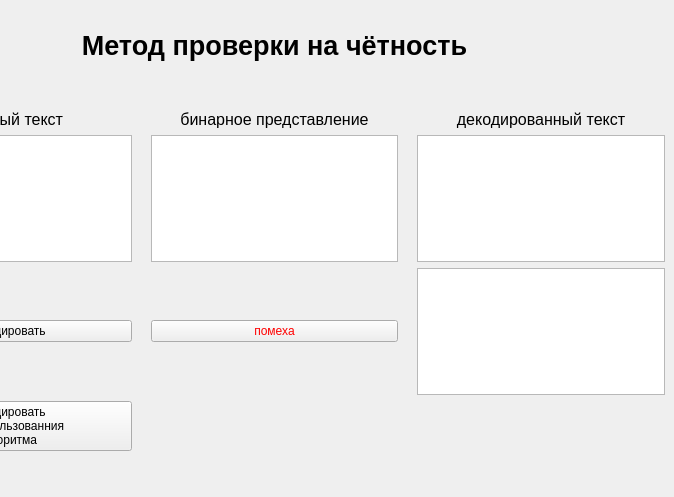
Before: the Qt Designer form ui/Parity_method.ui in kalibdune/theory_of_coding, drawn with Qt 5; both pictures show x 126 to 800 and y 0 to 497 of the 800 by 600 pixel window.
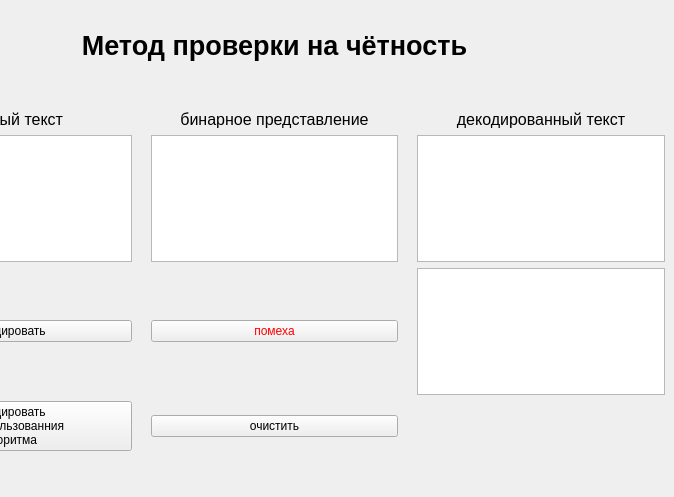
After: the same form once the commit is applied. Icons and pictures are not drawn.

Commit message: кнопка очистить и изменение рандомного бита

Patch:
```diff
--- a/ui/Parity_method.ui
+++ b/ui/Parity_method.ui
@@ -87,7 +87,7 @@
      </widget>
     </item>
     <item row="1" column="4">
-     <widget class="QTextEdit" name="decoded_text">
+     <widget class="QTextEdit" name="error_text">
       <property name="autoFillBackground">
        <bool>false</bool>
       </property>
@@ -119,7 +119,7 @@
      </widget>
     </item>
     <item row="2" column="4">
-     <widget class="QTextEdit" name="error_status">
+     <widget class="QTextEdit" name="decoded_text">
       <property name="readOnly">
        <bool>true</bool>
       </property>
@@ -182,6 +182,13 @@
       </property>
      </widget>
     </item>
+    <item row="3" column="2">
+     <widget class="QPushButton" name="clear_button">
+      <property name="text">
+       <string>очистить</string>
+      </property>
+     </widget>
+    </item>
    </layout>
   </widget>
  </widget>
```
Left out of the diff: 2 changed lines with no effect on the pictures. The commit also changes 4 other files.
